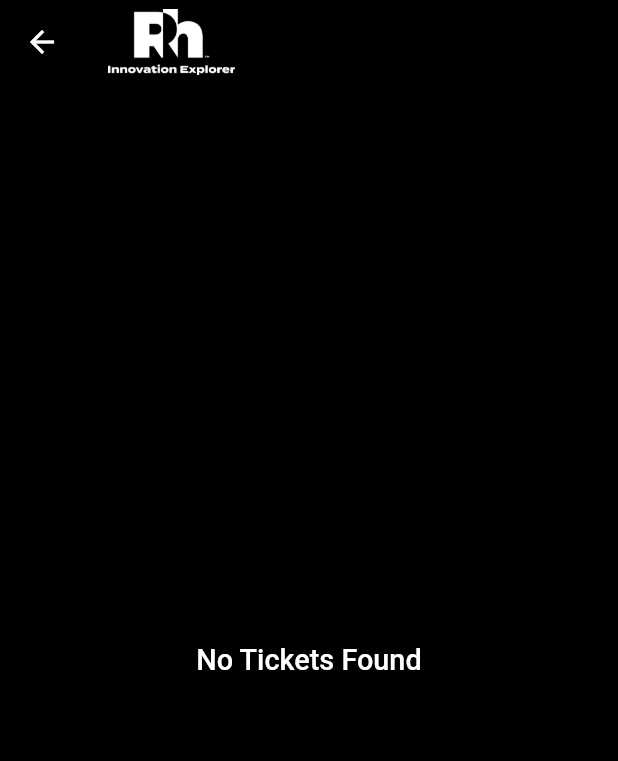
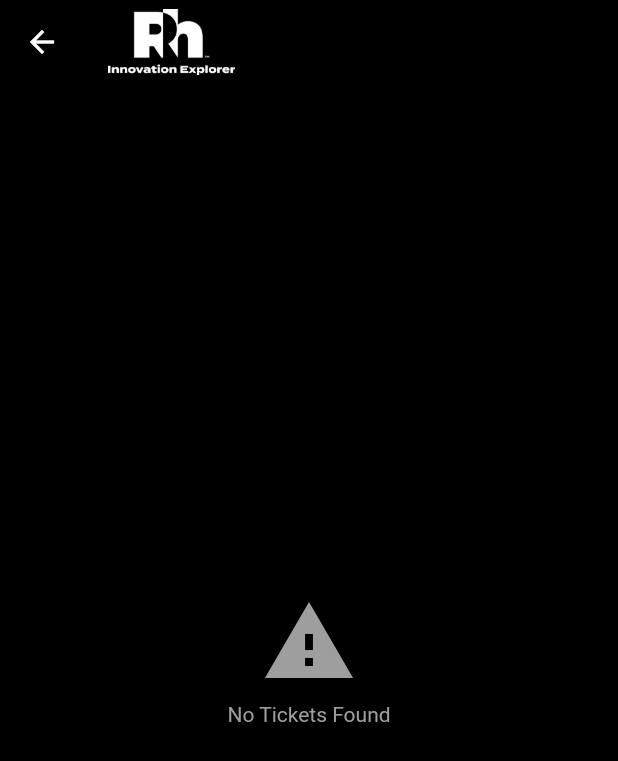
Before and after one commit to FLYINGSKATE/RetailHub, a Flutter app: the TicketsView screen opened directly, on a phone screen of 412 x 824 dp. Shown: the top 761 px of the screen. Run offline on Flutter 3.47's test engine with Material 2 defaults, Android fonts, the phone set to English and light mode, and no system bars; our stand-ins replace cached_network_image, chewie, cloud_firestore, connectivity_plus, dio, firebase_core and 14 more; missing offline and left inert: footer, linkedin_login; accounts and stored records are empty; Roboto replaces fonts that are missing (assets/fonts/Montserrat); project files that could hold a hidden picture were left out.

Commit message:
tickets enhancement

```diff
--- a/lib/model/events_modal.dart
+++ b/lib/model/events_modal.dart
@@ -0,0 +1,55 @@
+// To parse this JSON data, do
+//
+//     final eventsModal = eventsModalFromJson(jsonString);
+
+import 'package:cloud_firestore/cloud_firestore.dart';
+import 'package:meta/meta.dart';
+import 'dart:convert';
+
+EventsModal eventsModalFromJson(String str) => EventsModal.fromJson(json.decode(str));
+
+String eventsModalToJson(EventsModal data) => json.encode(data.toJson());
+
+class EventsModal {
+  String name;
+  String datedOn;
+  String image;
+  String description;
+  String location;
+  String numberOfAllowedPeople;
+  Timestamp creationTime;
+  Timestamp modificationTime;
+
+  EventsModal({
+    required this.name,
+    required this.datedOn,
+    required this.image,
+    required this.description,
+    required this.location,
+    required this.numberOfAllowedPeople,
+    required this.creationTime,
+    required this.modificationTime,
+  });
+
+  factory EventsModal.fromJson(Map<String, dynamic> json) => EventsModal(
+    name: json["Name"],
+    datedOn: json["DatedOn"],
+    image: json["Image"],
+    description: json["Description"],
+    location: json["Location"],
+    numberOfAllowedPeople: json["NumberOfAllowedPeople"],
+    creationTime: json["CreationTime"],
+    modificationTime: json["ModificationTime"],
+  );
+
+  Map<String, dynamic> toJson() => {
+    "Name": name,
+    "DatedOn": datedOn,
+    "Image": image,
+    "Description": description,
+    "Location": location,
+    "NumberOfAllowedPeople": numberOfAllowedPeople,
+    "CreationTime": creationTime,
+    "ModificationTime": modificationTime,
+  };
+}
--- a/lib/model/participants_modal.dart
+++ b/lib/model/participants_modal.dart
@@ -0,0 +1,43 @@
+// To parse this JSON data, do
+//
+//     final participantsModal = participantsModalFromJson(jsonString);
+
+import 'package:cloud_firestore/cloud_firestore.dart';
+import 'package:meta/meta.dart';
+import 'dart:convert';
+
+ParticipantsModal participantsModalFromJson(String str) => ParticipantsModal.fromJson(json.decode(str));
+
+String participantsModalToJson(ParticipantsModal data) => json.encode(data.toJson());
+
+class ParticipantsModal {
+  String name;
+  String email;
+  String phoneNumber;
+  Timestamp creationTime;
+  Timestamp modificationTime;
+
+  ParticipantsModal({
+    required this.name,
+    required this.email,
+    required this.phoneNumber,
+    required this.creationTime,
+    required this.modificationTime,
+  });
+
+  factory ParticipantsModal.fromJson(Map<String, dynamic> json) => ParticipantsModal(
+    name: json["Name"],
+    email: json["Email"],
+    phoneNumber: json["PhoneNumber"],
+    creationTime: json["CreationTime"],
+    modificationTime: json["ModificationTime"],
+  );
+
+  Map<String, dynamic> toJson() => {
+    "Name": name,
+    "Email": email,
+    "PhoneNumber": phoneNumber,
+    "CreationTime": creationTime,
+    "ModificationTime": modificationTime,
+  };
+}
--- a/lib/model/ticket_modal.dart
+++ b/lib/model/ticket_modal.dart
@@ -1,63 +1,47 @@
 // To parse this JSON data, do
 //
-//     final ticketModal = ticketModalFromJson(jsonString);
+//     final ticketsModa = ticketsModaFromJson(jsonString);
 
+import 'package:cloud_firestore/cloud_firestore.dart';
+import 'package:meta/meta.dart';
 import 'dart:convert';
 
-import 'package:cloud_firestore/cloud_firestore.dart';
+TicketsModal ticketsModalFromJson(String str) => TicketsModal.fromJson(json.decode(str));
 
-TicketModal ticketModalFromJson(String str) => TicketModal.fromJson(json.decode(str));
+String ticketsModalToJson(TicketsModal data) => json.encode(data.toJson());
 
-String ticketModalToJson(TicketModal data) => json.encode(data.toJson());
+class TicketsModal {
+  DocumentReference eventDetails;
+  DocumentReference participantsDetails;
+  String referenceNumber;
+  String ticketType;
+  Timestamp creationTime;
+  Timestamp modificationTime;
 
-class TicketModal {
-  String? email;
-  String? mobile;
-  String? qrCode;
-  String? reference;
-  DocumentReference? ticketForEvent;
-  String? details;
-  String? eventImage;
-  String? ticketType;
-  String? eventName;
-  String? ticketHolderName;
-
-  TicketModal({
-    this.email,
-    this.mobile,
-    this.qrCode,
-    this.reference,
-    this.ticketForEvent,
-    this.details,
-    this.eventImage,
-    this.ticketType,
-    this.eventName,
-    this.ticketHolderName,
+  TicketsModal({
+    required this.eventDetails,
+    required this.participantsDetails,
+    required this.referenceNumber,
+    required this.ticketType,
+    required this.creationTime,
+    required this.modificationTime,
   });
 
-  factory TicketModal.fromJson(Map<String, dynamic> json) => TicketModal(
-    email: json["Email"],
-    mobile: json["Mobile"],
-    qrCode: json["QrCode"],
-    reference: json["Reference"],
-    ticketForEvent: json["TicketForEvent"],
-    details: json["Details"],
-    eventImage: json["EventImage"],
+  factory TicketsModal.fromJson(Map<String, dynamic> json) => TicketsModal(
+    eventDetails: json["EventDetails"],
+    participantsDetails: json["ParticipantsDetails"],
+    referenceNumber: json["ReferenceNumber"],
     ticketType: json["TicketType"],
-    eventName: json["EventName"],
-    ticketHolderName: json["TicketHolderName"],
+    creationTime: json["CreationTime"],
+    modificationTime: json["ModificationTime"],
   );
 
   Map<String, dynamic> toJson() => {
-    "Email": email,
-    "Mobile": mobile,
-    "QrCode": qrCode,
-    "Reference": reference,
-    "TicketForEvent": ticketForEvent,
-    "Details": details,
-    "EventImage": eventImage,
+    "EventDetails": eventDetails,
+    "ParticipantsDetails": participantsDetails,
+    "ReferenceNumber": referenceNumber,
     "TicketType": ticketType,
-    "EventName": eventName,
-    "TicketHolderName": ticketHolderName,
+    "CreationTime": creationTime,
+    "ModificationTime": modificationTime,
   };
 }
--- a/lib/ui/views/Tickets/tickets_view.dart
+++ b/lib/ui/views/Tickets/tickets_view.dart
@@ -1,5 +1,7 @@
 import 'package:flutter/material.dart';
 import 'package:flutter_dash/flutter_dash.dart';
+import 'package:qr_flutter/qr_flutter.dart';
+import 'package:retailhub/model/participants_modal.dart';
 import 'package:retailhub/model/ticket_modal.dart';
 import 'package:sizer/sizer.dart';
 import 'package:stacked/stacked.dart';
@@ -8,6 +10,7 @@ import '../../../constants/app_assets.dart';
 import '../../../constants/app_colors.dart';
 import '../../../constants/custom_strings.dart';
 import '../../../constants/string.dart';
+import '../../../model/events_modal.dart';
 import '../../../utill/app_text_style.dart';
 import '../../widgets/header_widget.dart';
 import '../../widgets/myappbar.dart';
@@ -57,18 +60,19 @@ class _TicketsViewState extends State<TicketsView>
         child: Center(
           child: Padding(
             padding: EdgeInsets.symmetric(horizontal: 2.h, vertical: 1.h),
-            child: Text("No Tickets Found", style: MyTextStyle.apptitle),
+            child:NoDataWidget(message: 'No Tickets Found'),
+
           ),
         )):ListView.builder(
         itemCount: viewModel.tickets.length,
         scrollDirection: Axis.horizontal,
         itemBuilder: (c,i){
-          return TicketCard(viewModel.tickets[i]);
+          return TicketCard(viewModel.tickets[i],viewModel.events[i],viewModel.participants[i]);
     });
   }
 
 
-  Widget TicketCard(TicketModal ticket) {
+  Widget TicketCard(TicketsModal ticket,EventsModal eventsModal,ParticipantsModal participantsModal) {
 
     var size = MediaQuery.of(context).size;
     final boxWidth = size.width;
@@ -78,8 +82,6 @@ class _TicketsViewState extends State<TicketsView>
 
     return Stack(
       children: [
-
-
 
         Container(
           height:size.height,
@@ -109,7 +111,7 @@ class _TicketsViewState extends State<TicketsView>
           ),
           decoration: BoxDecoration(
             image: DecorationImage(
-              image: NetworkImage(ticket.eventImage??"https://www.designboom.com/wp-content/uploads/2019/10/carlo-ratti-italian-pavilion-expo-2020-dubai-designboom-02.jpg"), fit: BoxFit.cover,
+              image: NetworkImage(eventsModal.image??"https://www.designboom.com/wp-content/uploads/2019/10/carlo-ratti-italian-pavilion-expo-2020-dubai-designboom-02.jpg"), fit: BoxFit.cover,
             ),
               borderRadius: BorderRadius.only(topLeft: Radius.circular(40),topRight: Radius.circular(40))
           ),
@@ -134,7 +136,7 @@ class _TicketsViewState extends State<TicketsView>
                 },
                 child: Row(
                   children: [
-                    Text(ticket.eventName??"Italia retail expo 2023",style: TextStyle(color: Colors.white,fontSize: 25,fontWeight: FontWeight.bold),),
+                    Text(eventsModal.name??"Italia retail expo 2023",style: TextStyle(color: Colors.white,fontSize: 25,fontWeight: FontWeight.bold),),
                     SizedBox(width: 4,),
                     Icon(Icons.launch,size:18,color: Colors.white,)
                   ],
@@ -149,15 +151,23 @@ class _TicketsViewState extends State<TicketsView>
           child: Column(
             crossAxisAlignment: CrossAxisAlignment.center,
             children: [
-              Text(ticket.ticketHolderName??"Ashraf",style: TextStyle(color: Color(0xff394512),fontSize: 25,fontWeight: FontWeight.bold),),
-              Text(ticket.email??"ashrafk.salim1@gmail.com",style: TextStyle(color: Color(0xff394512),fontSize: 16,),),
+              Text(participantsModal.name??"Ashraf",style: TextStyle(color: Color(0xff394512),fontSize: 25,fontWeight: FontWeight.bold),),
+              Text(participantsModal.email??"ashrafk.salim1@gmail.com",style: TextStyle(color: Color(0xff394512),fontSize: 16,),),
               Container(height: 10,),
-              Text("#"+(ticket.reference??"#09192-191-290-120"),style: TextStyle(color: Color(0xff394512),fontSize: 23,fontWeight: FontWeight.bold),),
-              Text(ticket.details??"This is a Ticket Description",style: TextStyle(color: Colors.black),),
+              Text("#"+(ticket.referenceNumber??"#09192-191-290-120"),style: TextStyle(color: Color(0xff394512),fontSize: 23,fontWeight: FontWeight.bold),),
+              Text("This is a Ticket Description",style: TextStyle(color: Colors.black),),
             ],
           ),
         ),
-        Container(
+
+        QrImageView(
+          data: ticket.referenceNumber,
+          backgroundColor: Colors.white,
+          version: QrVersions.auto,
+          size: size.width*0.5,
+        ),
+
+        /*Container(
           height:size.width*0.5,
           width: size.width*0.5,
           margin: EdgeInsets.only(top: size.height*0.47,left: size.width*0.29),
@@ -166,7 +176,7 @@ class _TicketsViewState extends State<TicketsView>
                 image: NetworkImage(ticket.qrCode??"https://upload.wikimedia.org/wikipedia/commons/thumb/0/04/QR-code-obituary.svg/220px-QR-code-obituary.svg.png"), fit: BoxFit.cover,
               ),
           ),
-        ),
+        ),*/
         Positioned(
           bottom: size.height*0.355,
           child: Container(
--- a/lib/ui/views/Tickets/tickets_viewmodel.dart
+++ b/lib/ui/views/Tickets/tickets_viewmodel.dart
@@ -2,6 +2,8 @@ import 'dart:developer';
 
 import 'package:cloud_firestore/cloud_firestore.dart';
 import 'package:flutter/material.dart';
+import 'package:retailhub/model/events_modal.dart';
+import 'package:retailhub/model/participants_modal.dart';
 import 'package:retailhub/model/ticket_modal.dart';
 import 'package:shared_preferences/shared_preferences.dart';
 import 'package:stacked/stacked.dart';
@@ -17,12 +19,20 @@ class TicketsViewModel extends BaseViewModel {
   bool _isLoading = false;
   String? email;
 
+  CollectionReference ticketsCollectionReference = FirebaseFirestore.instance.collection('/Tickets');
+  CollectionReference eventsCollectionReference = FirebaseFirestore.instance.collection('/Events');
+  CollectionReference usersCollectionReference = FirebaseFirestore.instance.collection('/Users');
+
   var privacyData;
 
-  List<TicketModal> _tickets = [];
+  List<TicketsModal> _tickets = [];
+  List<ParticipantsModal> _participants = [];
+  List<EventsModal> _events = [];
 
   bool get isLoading => _isLoading;
-  List<TicketModal> get tickets => _tickets;
+  List<TicketsModal> get tickets => _tickets;
+  List<EventsModal> get events => _events;
+  List<ParticipantsModal> get participants => _participants;
 
   initModel(BuildContext context) async {
     //SharedPreferences prefs = await SharedPreferences.getInstance();
@@ -40,16 +50,26 @@ class TicketsViewModel extends BaseViewModel {
 
   getTickets() async {
     showProgressBar(true);
-    await FirebaseFirestore.instance
-        .collection('/Tickets').get()
+    await ticketsCollectionReference.get()
         .then((QuerySnapshot querySnapshot) {
-      print(" Tickets");
+      print("Tickets");
       print(querySnapshot.docs.first.data());
-      querySnapshot.docs.forEach((doc) {
-        print(doc.id);
-        print(doc.data());
-        _tickets.add(TicketModal.fromJson(doc.data() as Map<String, dynamic>) as TicketModal);
-      });
+
+      for(int i=0;i<querySnapshot.docs.length;i++){
+        print(querySnapshot.docs[i].id);
+        print(querySnapshot.docs[i].data());
+        _tickets.add(TicketsModal.fromJson(querySnapshot.docs[i].data() as Map<String, dynamic>) as TicketsModal);
+        querySnapshot.docs[i]["EventDetails"].get().then((eventSnapshot) {
+          print(eventSnapshot);
+          print(eventSnapshot.data());
+          _events.add(EventsModal.fromJson(eventSnapshot.data() as Map<String, dynamic>) as EventsModal);
+        });
+        querySnapshot.docs[i]["ParticipantsDetails"].get().then((participantSnapshot) {
+          print(participantSnapshot);
+          print(participantSnapshot.data());
+          _participants.add(ParticipantsModal.fromJson(participantSnapshot.data() as Map<String, dynamic>) as ParticipantsModal);
+        });
+      }
     }).onError((error, stackTrace) {
       print("Firebase Error");
       print(error);
@@ -58,4 +78,7 @@ class TicketsViewModel extends BaseViewModel {
 
   }
 
+
+
+
 }
--- a/pubspec.yaml
+++ b/pubspec.yaml
@@ -58,6 +58,7 @@ dependencies:
   firebase_core: ^2.11.0
   flutter_dash: ^1.0.0
   cloud_firestore: ^4.1.0
+  qr_flutter: ^4.1.0
 
 dev_dependencies:
   flutter_test:
```
Also changed, not shown: pubspec.lock, 5 other files.
